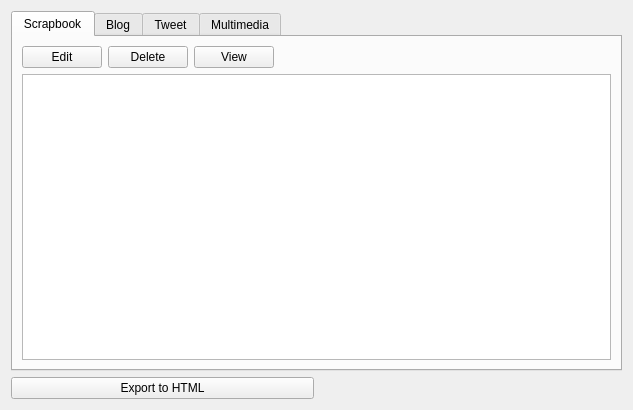
Qt form gui/scrapbookgui.ui (Huy-Nguyen-HCI/RocketBook) before a commit.
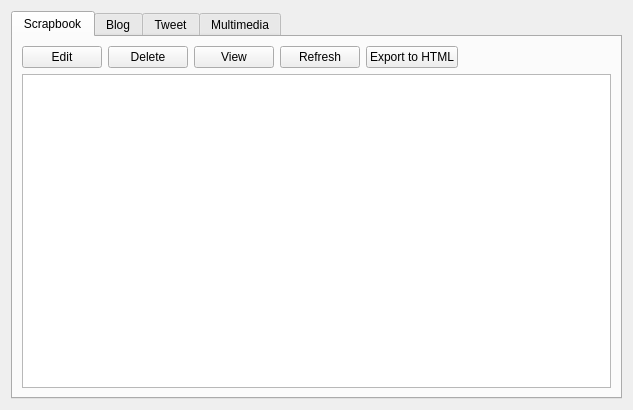
The same form after that commit.

The edit to the form file:
```diff
--- a/gui/scrapbookgui.ui
+++ b/gui/scrapbookgui.ui
@@ -30,6 +30,16 @@
        <string>Scrapbook</string>
       </attribute>
       <layout class="QGridLayout" name="gridLayout_4">
+       <item row="2" column="0" colspan="6">
+        <widget class="QListWidget" name="scrapbookArea"/>
+       </item>
+       <item row="0" column="0">
+        <widget class="QPushButton" name="editButton">
+         <property name="text">
+          <string>Edit</string>
+         </property>
+        </widget>
+       </item>
        <item row="0" column="1">
         <widget class="QPushButton" name="deleteButton">
          <property name="text">
@@ -37,17 +47,7 @@
          </property>
         </widget>
        </item>
-       <item row="2" column="0" colspan="4">
-        <widget class="QListWidget" name="scrapbookArea"/>
-       </item>
-       <item row="0" column="2">
-        <widget class="QPushButton" name="viewButton">
-         <property name="text">
-          <string>View</string>
-         </property>
-        </widget>
-       </item>
-       <item row="0" column="3">
+       <item row="0" column="5">
         <spacer name="horizontalSpacer">
          <property name="orientation">
           <enum>Qt::Horizontal</enum>
@@ -60,10 +60,24 @@
          </property>
         </spacer>
        </item>
-       <item row="0" column="0">
-        <widget class="QPushButton" name="editButton">
+       <item row="0" column="2">
+        <widget class="QPushButton" name="viewButton">
          <property name="text">
-          <string>Edit</string>
+          <string>View</string>
+         </property>
+        </widget>
+       </item>
+       <item row="0" column="4">
+        <widget class="QPushButton" name="exportButton">
+         <property name="text">
+          <string>Export to HTML</string>
+         </property>
+        </widget>
+       </item>
+       <item row="0" column="3">
+        <widget class="QPushButton" name="refreshButton">
+         <property name="text">
+          <string>Refresh</string>
          </property>
         </widget>
        </item>
@@ -113,24 +127,6 @@
      </widget>
     </widget>
    </item>
-   <item>
-    <layout class="QHBoxLayout" name="horizontalLayout">
-     <item>
-      <widget class="QPushButton" name="exportButton">
-       <property name="text">
-        <string>Export to HTML</string>
-       </property>
-      </widget>
-     </item>
-     <item>
-      <widget class="QLabel" name="message">
-       <property name="text">
-        <string/>
-       </property>
-      </widget>
-     </item>
-    </layout>
-   </item>
   </layout>
  </widget>
  <resources/>
```
